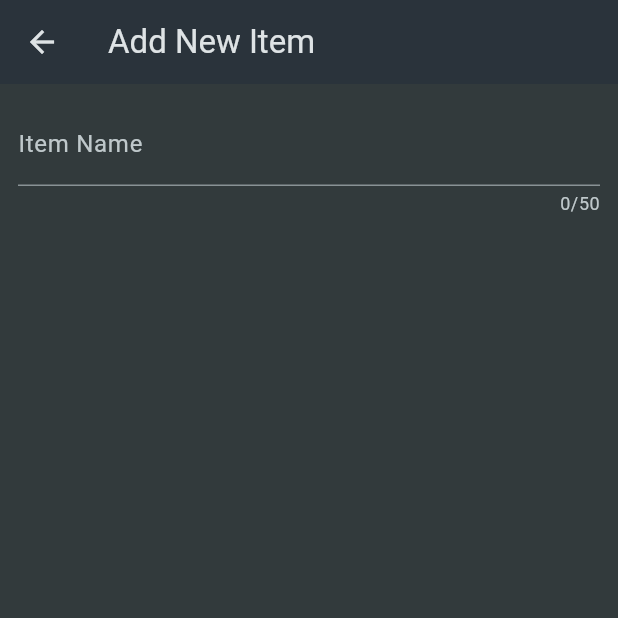
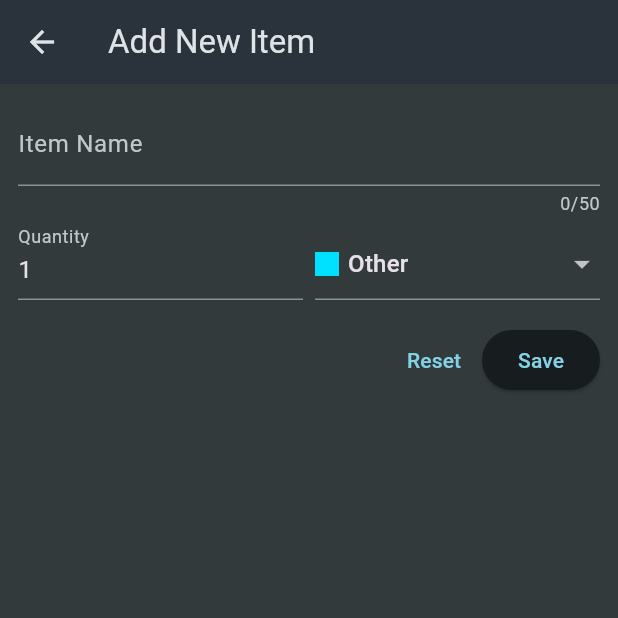
Before and after one commit to jefflueck/shopping_list, a Flutter app: the screen it shows after launch, after a tap on the "add" icon, on a phone screen of 412 x 824 dp, the top half of it. Run offline on Flutter 3.47's test engine with Material 3 defaults, Android fonts, the phone set to English and light mode, and no system bars.

Commit message:
added ability to have form data sent to home screen and appear with submitted data.

```diff
--- a/lib/widgets/grocery_list.dart
+++ b/lib/widgets/grocery_list.dart
@@ -1,6 +1,6 @@
 import 'package:flutter/material.dart';
 
-import 'package:shopping_list/data/dummy_items.dart';
+import 'package:shopping_list/models/grocery_item.dart';
 import 'package:shopping_list/widgets/new_item.dart';
 
 class GroceryList extends StatefulWidget {
@@ -11,12 +11,21 @@ class GroceryList extends StatefulWidget {
 }
 
 class _GroceryListState extends State<GroceryList> {
-  void _addItem() {
-    Navigator.of(context).push(
+  final List<GroceryItem> _groceryItems = [];
+
+  void _addItem() async {
+    final newItem = await Navigator.of(context).push<GroceryItem>(
       MaterialPageRoute(
         builder: (ctx) => const NewItem(),
       ),
     );
+
+    if (newItem == null) {
+      return;
+    }
+    setState(() {
+      _groceryItems.add(newItem);
+    });
   }
 
   @override
@@ -32,15 +41,15 @@ class _GroceryListState extends State<GroceryList> {
         ],
       ),
       body: ListView.builder(
-        itemCount: groceryItems.length,
+        itemCount: _groceryItems.length,
         itemBuilder: (ctx, index) => ListTile(
-          title: Text(groceryItems[index].name),
+          title: Text(_groceryItems[index].name),
           leading: Container(
             width: 24,
             height: 24,
-            color: groceryItems[index].category.color,
+            color: _groceryItems[index].category.color,
           ),
-          trailing: Text('${groceryItems[index].quantity}'),
+          trailing: Text(_groceryItems[index].quantity.toString()),
         ),
       ),
     );
--- a/lib/widgets/new_item.dart
+++ b/lib/widgets/new_item.dart
@@ -1,4 +1,8 @@
 import 'package:flutter/material.dart';
+
+import 'package:shopping_list/data/categories.dart';
+import 'package:shopping_list/models/category.dart';
+import 'package:shopping_list/models/grocery_item.dart';
 
 class NewItem extends StatefulWidget {
   const NewItem({super.key});
@@ -10,6 +14,24 @@ class NewItem extends StatefulWidget {
 }
 
 class _NewItemState extends State<NewItem> {
+  final _formKey = GlobalKey<FormState>();
+  var _enteredName = '';
+  var _enteredQuantity = 1;
+  var _selectedCategory = categories[Categories.other]!;
+
+  void _saveItem() {
+    if (_formKey.currentState!.validate()) {
+      _formKey.currentState!.save();
+      Navigator.of(context).pop(
+        GroceryItem(
+            id: DateTime.now().toString(),
+            name: _enteredName,
+            quantity: _enteredQuantity,
+            category: _selectedCategory),
+      );
+    }
+  }
+
   @override
   Widget build(BuildContext context) {
     return Scaffold(
@@ -19,6 +41,7 @@ class _NewItemState extends State<NewItem> {
       body: Padding(
         padding: const EdgeInsets.all(12),
         child: Form(
+          key: _formKey,
           child: Column(
             children: [
               TextFormField(
@@ -27,11 +50,91 @@ class _NewItemState extends State<NewItem> {
                   label: Text('Item Name'),
                 ),
                 validator: (value) {
-                return 'Demo...';
+                  if (value == null ||
+                      value.isEmpty ||
+                      value.trim().length <= 1 ||
+                      value.trim().length > 50) {
+                    return 'Must be between 1 and 50 characters.';
+                  }
+                  return null;
+                },
+                onSaved: (value) {
+                  _enteredName = value!;
                 },
               ),
+              Row(
+                crossAxisAlignment: CrossAxisAlignment.end,
+                children: [
+                  Expanded(
+                    child: TextFormField(
+                      decoration: const InputDecoration(
+                        label: Text('Quantity'),
+                      ),
+                      keyboardType: TextInputType.number,
+                      initialValue: _enteredQuantity.toString(),
+                      validator: (value) {
+                        if (value == null ||
+                            value.isEmpty ||
+                            int.tryParse(value) == null ||
+                            int.tryParse(value)! <= 0) {
+                          return 'Must be a valid, positive number.';
+                        }
+                        return null;
+                      },
+                      onSaved: (value) {
+                        _enteredQuantity = int.parse(value!);
+                      },
+                    ),
+                  ),
+                  const SizedBox(width: 8),
+                  Expanded(
+                    child: DropdownButtonFormField(
+                      value: _selectedCategory,
+                      items: [
+                        for (final category in categories.entries)
+                          DropdownMenuItem(
+                            value: category.value,
+                            child: Row(
+                              children: [
+                                Container(
+                                  width: 16,
+                                  height: 16,
+                                  color: category.value.color,
+                                ),
+                                const SizedBox(width: 6),
+                                Text(category.value.title),
                               ],
-        )),
+                            ),
+                          )
+                      ],
+                      onChanged: (value) {
+                        setState(() {
+                          _selectedCategory = value!;
+                        });
+                      },
+                    ),
+                  )
+                ],
+              ),
+              const SizedBox(height: 16),
+              Row(
+                mainAxisAlignment: MainAxisAlignment.end,
+                children: [
+                  TextButton(
+                    onPressed: () {
+                      _formKey.currentState!.reset();
+                    },
+                    child: const Text('Reset'),
+                  ),
+                  ElevatedButton(
+                    onPressed: _saveItem,
+                    child: const Text('Save'),
+                  )
+                ],
+              )
+            ],
+          ),
+        ),
       ),
     );
   }
```
Lines whose indentation alone changed are shown as unchanged.
